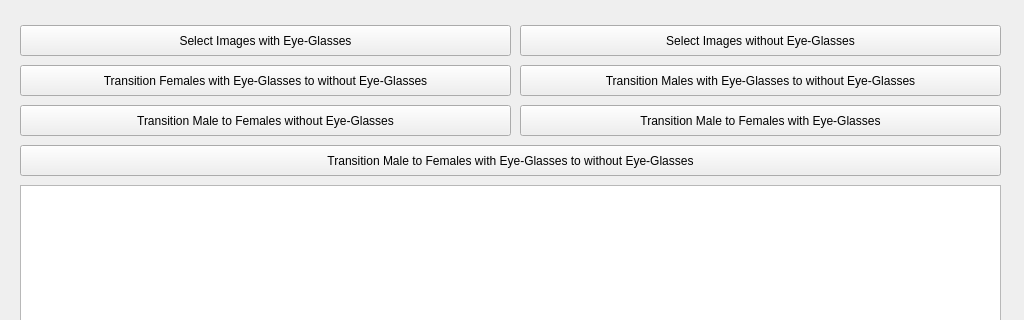
Old version of the form ui.ui in the repository mehrdadeahady/CV_with_ML_and_DL_and_GANs; both pictures show x 0 to 1024 and y 224 to 544 of the 1024 by 768 pixel window.
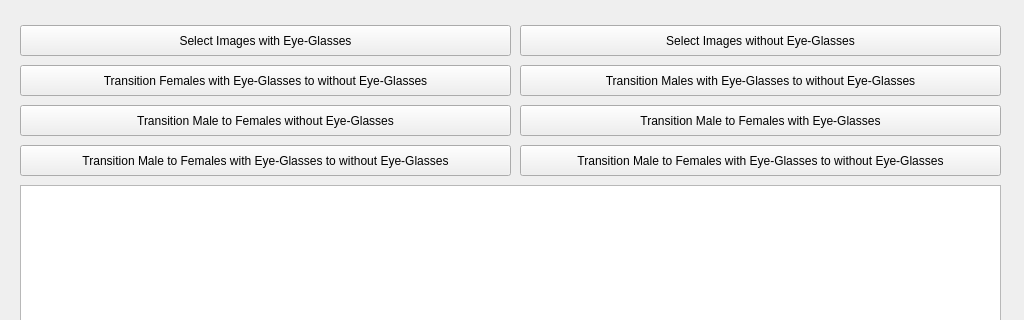
New version of the form. Icons and pictures are not drawn.

Commit message: Conditional GANs Functionality Added.

```diff
--- a/ui.ui
+++ b/ui.ui
@@ -5694,7 +5694,20 @@
        <rect>
         <x>10</x>
         <y>350</y>
-        <width>981</width>
+        <width>491</width>
+        <height>31</height>
+       </rect>
+      </property>
+      <property name="text">
+       <string>Transition Male to Females with Eye-Glasses to without Eye-Glasses</string>
+      </property>
+     </widget>
+     <widget class="QPushButton" name="pushButton_TransitionMaleToFemalesWithEyeGlassesToWithoutEyeGlasses2_ConditionalGANs">
+      <property name="geometry">
+       <rect>
+        <x>510</x>
+        <y>350</y>
+        <width>481</width>
         <height>31</height>
        </rect>
       </property>
```
The commit also changes 3 other files.
